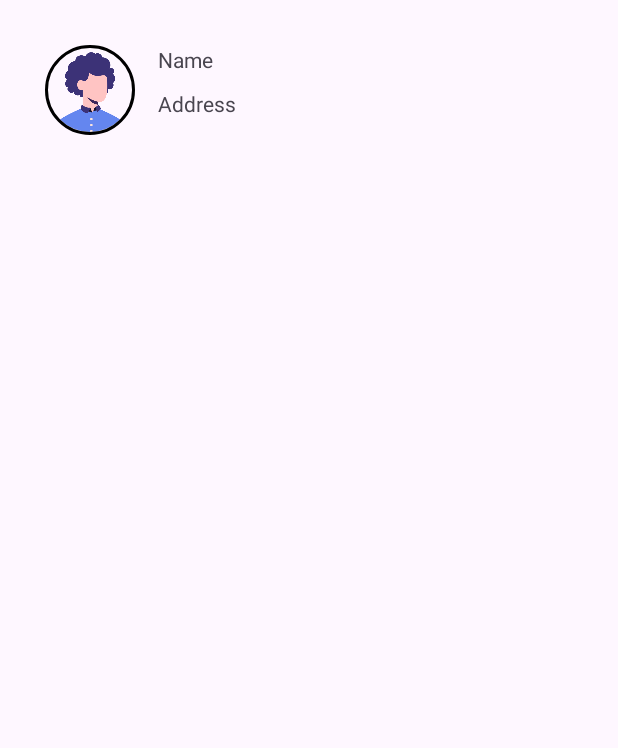
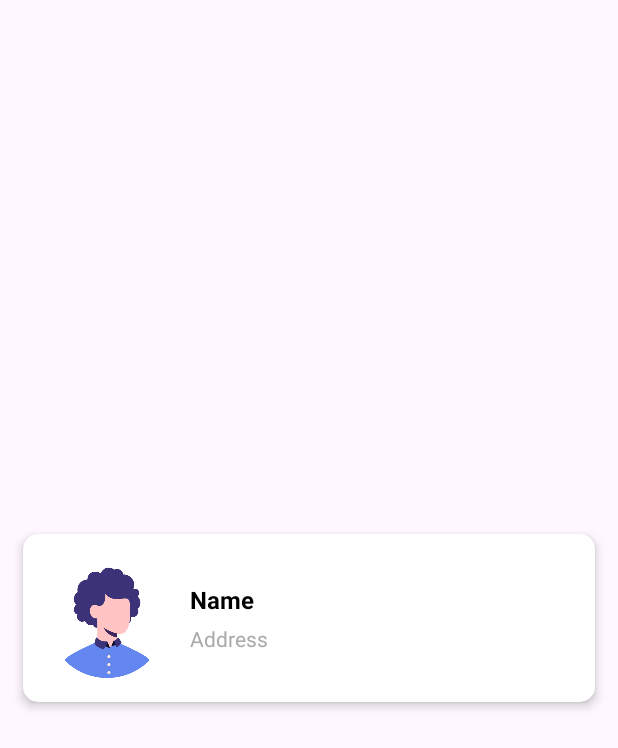
Before and after one commit to sashiqurzamman/assesment03_j1, an Android app: the ItemPerson screen opened directly, with no data from a screen before it, on a phone screen of 412 x 824 dp. Shown: the top 748 px of the screen. Run offline under Robolectric (Android 15) with nearby library versions, the phone set to English and light mode, and no system bars.

Commit message:
Done with cardview

```diff
--- a/app/build.gradle.kts
+++ b/app/build.gradle.kts
@@ -50,4 +50,5 @@ dependencies {
     androidTestImplementation(libs.androidx.junit)
     androidTestImplementation(libs.androidx.espresso.core)
     implementation("de.hdodenhof:circleimageview:3.1.0")
+    implementation("androidx.cardview:cardview:1.0.0")
 }
--- a/app/src/main/java/com/example/a3_j1_ashik/PersonAdapter.kt
+++ b/app/src/main/java/com/example/a3_j1_ashik/PersonAdapter.kt
@@ -6,6 +6,7 @@ import android.view.View
 import android.view.ViewGroup
 import android.widget.ArrayAdapter
 import android.widget.TextView
+import android.widget.ImageView
 import de.hdodenhof.circleimageview.CircleImageView
 
 class PersonAdapter(context: Context, private val personList: List<PersonDataClass>) :
@@ -19,7 +20,8 @@ class PersonAdapter(context: Context, private val personList: List<PersonDataCla
 
         val person = personList[position]
 
-        val imageViewPerson = itemView!!.findViewById<CircleImageView>(R.id.profile_image)
+
+        val imageViewPerson = itemView!!.findViewById<ImageView>(R.id.profile_image)
         val nameView = itemView.findViewById<TextView>(R.id.nameTV)
         val addressView = itemView.findViewById<TextView>(R.id.addressTV)
 
--- a/app/src/main/res/layout/activity_main.xml
+++ b/app/src/main/res/layout/activity_main.xml
@@ -5,7 +5,6 @@
     android:id="@+id/main"
     android:layout_width="match_parent"
     android:layout_height="wrap_content"
-    android:layout_marginStart="30dp"
     tools:context=".MainActivity">
 
     <TextView
@@ -27,7 +26,6 @@
         android:layout_width="match_parent"
         android:layout_height="wrap_content"
         tools:listitem="@layout/item_person"
-        android:layout_marginStart="20dp"
         android:layout_marginTop="10dp"
         app:layout_constraintTop_toBottomOf="@id/personListTV"
         app:layout_constraintStart_toStartOf="parent"
--- a/app/src/main/res/layout/item_person.xml
+++ b/app/src/main/res/layout/item_person.xml
@@ -1,46 +1,60 @@
 <?xml version="1.0" encoding="utf-8"?>
-<LinearLayout xmlns:android="http://schemas.android.com/apk/res/android"
+<androidx.cardview.widget.CardView xmlns:android="http://schemas.android.com/apk/res/android"
     xmlns:app="http://schemas.android.com/apk/res-auto"
     xmlns:tools="http://schemas.android.com/tools"
     android:id="@+id/main"
     android:layout_width="match_parent"
-    android:layout_height="match_parent"
-    android:layout_marginStart="30dp"
-    android:layout_marginEnd="30dp"
-    android:layout_marginTop="30dp"
+    android:layout_height="wrap_content"
+    android:layout_margin="8dp"
+    android:layout_gravity="center"
+    app:cardCornerRadius="10dp"
+    app:cardElevation="4dp"
+    app:cardUseCompatPadding="true"
     tools:context=".ItemPerson">
 
-    <de.hdodenhof.circleimageview.CircleImageView
-        xmlns:app="http://schemas.android.com/apk/res-auto"
-        android:id="@+id/profile_image"
-        android:layout_width="60dp"
-        android:layout_height="60dp"
-        android:src="@drawable/avatar"
-        app:civ_border_width="2dp"
-        app:civ_border_color="#FF000000"/>
-
+    <!-- Horizontal layout for profile image and text -->
     <LinearLayout
         android:layout_width="match_parent"
-        android:layout_height="match_parent"
-        android:orientation="vertical"
-        android:paddingLeft="15dp"
-        >
+        android:layout_height="wrap_content"
+        android:orientation="horizontal"
+        android:padding="16dp"
+        android:gravity="center_vertical">
 
+        <!-- Profile Image -->
+        <ImageView
+            android:id="@+id/profile_image"
+            android:layout_width="80dp"
+            android:layout_height="80dp"
+            android:src="@drawable/avatar"
+            android:layout_marginEnd="15dp"/>
 
-        <TextView
-            android:id="@+id/nameTV"
-            android:layout_width="match_parent"
+        <!-- Text Content -->
+        <LinearLayout
+            android:layout_width="0dp"
             android:layout_height="wrap_content"
-            android:text="Name"
-            android:layout_marginBottom="10dp"/>
+            android:orientation="vertical"
+            android:layout_weight="1">
 
-        <TextView
-            android:id="@+id/addressTV"
-            android:layout_width="match_parent"
-            android:layout_height="wrap_content"
-            android:text="Address" />
+            <!-- Name Text -->
+            <TextView
+                android:id="@+id/nameTV"
+                android:layout_width="wrap_content"
+                android:layout_height="wrap_content"
+                android:text="Name"
+                android:textSize="16sp"
+                android:textStyle="bold"
+                android:textColor="@android:color/black"
+                android:layout_marginBottom="5dp"/>
 
+            <!-- Address Text -->
+            <TextView
+                android:id="@+id/addressTV"
+                android:layout_width="wrap_content"
+                android:layout_height="wrap_content"
+                android:text="Address"
+                android:textSize="14sp"
+                android:textColor="@android:color/darker_gray"/>
+        </LinearLayout>
     </LinearLayout>
 
-
-</LinearLayout>
+</androidx.cardview.widget.CardView>
--- a/app/src/main/res/values/strings.xml
+++ b/app/src/main/res/values/strings.xml
@@ -1,3 +1,4 @@
 <resources>
-    <string name="app_name">A3_J1_Ashik</string>
+    <string name="app_name">3_J1_Ashik</string>
+    <string name="profile_image">Profile Image</string>
 </resources>
```
